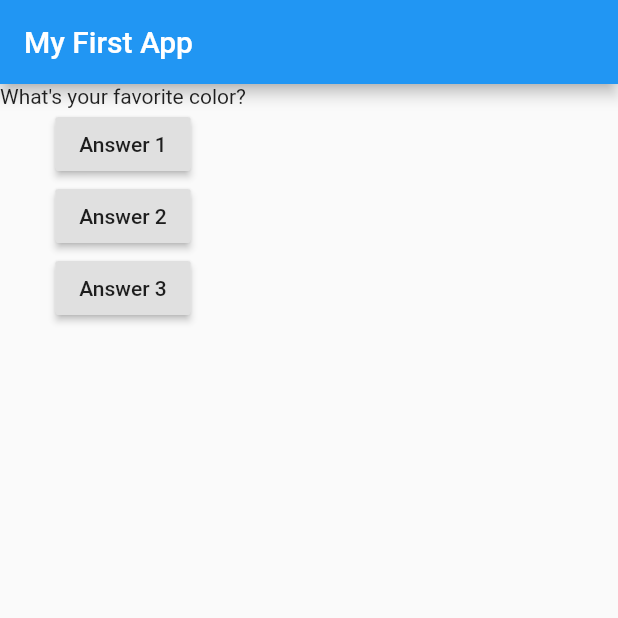
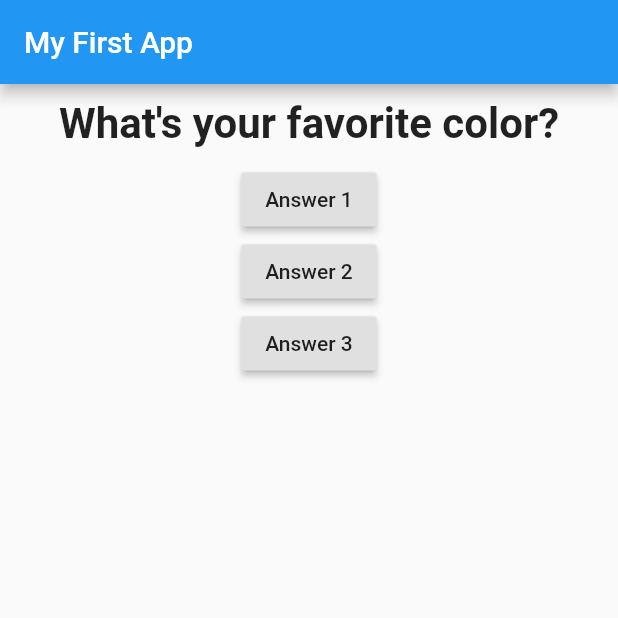
Before and after one commit to ExpertKiD/flutter_complete_guide, a Flutter app: the screen it shows after launch, on a phone screen of 412 x 824 dp, the top half of it. Run offline on Flutter 3.47's test engine with Material 2 defaults, Android fonts, the phone set to English and light mode, and no system bars.

Commit message:
Add Container and margin and styles to Question

```diff
--- a/lib/question.dart
+++ b/lib/question.dart
@@ -7,6 +7,16 @@ class Question extends StatelessWidget {
 
   @override
   Widget build(BuildContext context) {
-    return Text(questionText);
+    return Container(
+        width: double.infinity,
+        margin: EdgeInsets.all(10),
+        child: Text(
+          questionText,
+          style: TextStyle(
+            fontWeight: FontWeight.bold,
+            fontSize: 28,
+          ),
+          textAlign: TextAlign.center,
+        ));
   }
 }
```
